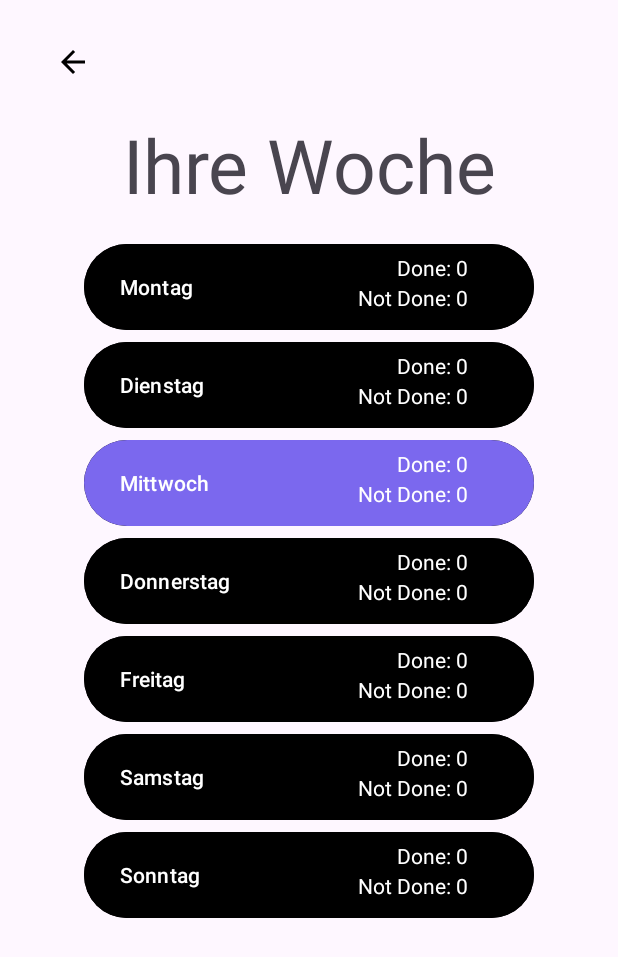
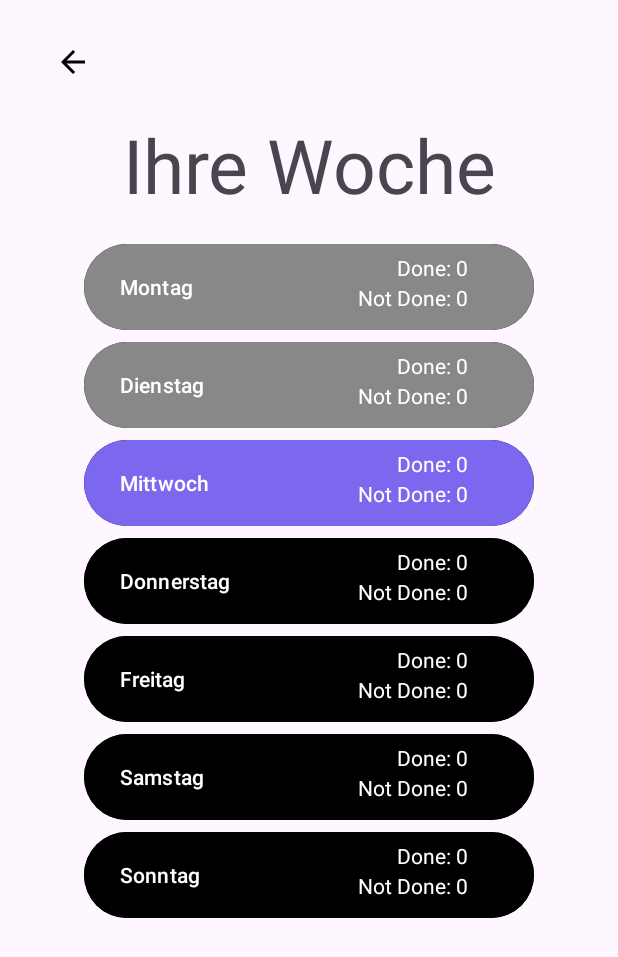
Before and after one commit to marlonhahnfeld/WeeklyPlaner, an Android app: the Week screen opened directly, with no data from a screen before it, on a phone screen of 412 x 824 dp. Shown: the top 957 px of the screen. Run offline under Robolectric (Android 15) with nearby library versions, the phone set to English and light mode, and no system bars.

Commit message:
refreshMainActivity fixed

```diff
--- a/app/src/main/java/com/example/weeklyplaner/Week.java
+++ b/app/src/main/java/com/example/weeklyplaner/Week.java
@@ -104,6 +104,8 @@ public class Week extends AppCompatActivity implements View.OnClickListener {
             if (dayOfWeek == (Calendar.MONDAY + i)) {
                 buttons[i].setBackgroundColor(Color.parseColor("#7b68ee"));
                 break;
+            } else {
+                buttons[i].setBackgroundColor(Color.GRAY);
             }
         }
     }
```
Also changed, not shown: app/src/main/java/com/example/weeklyplaner/MainActivity.java (+2 -7 lines).
